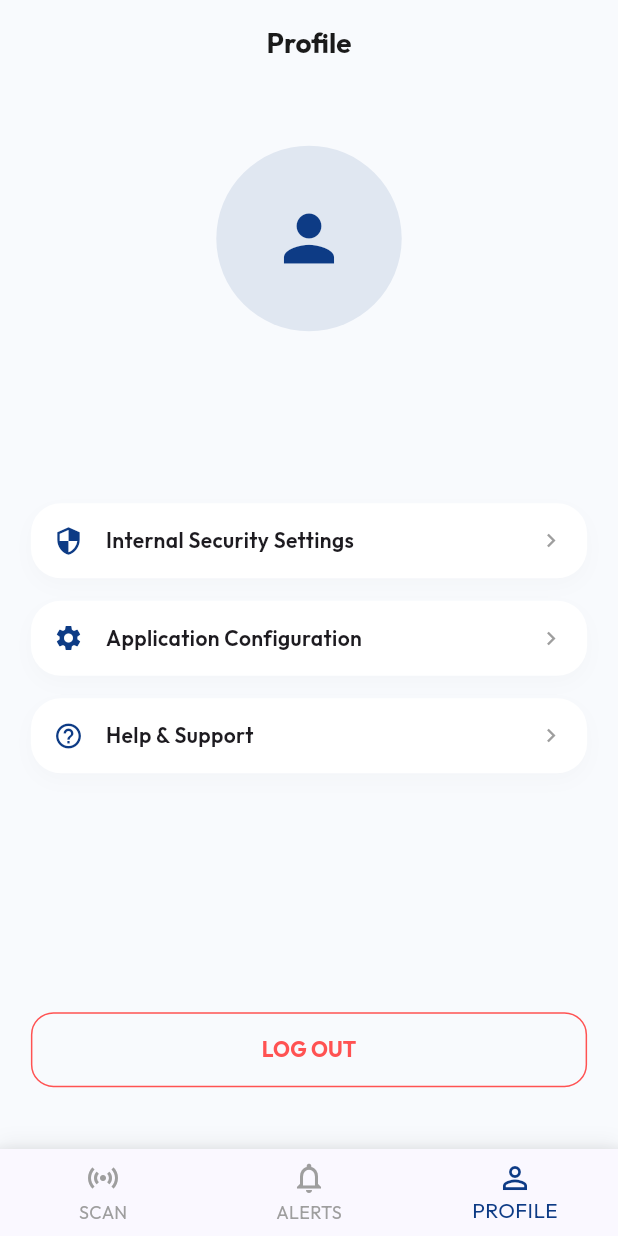
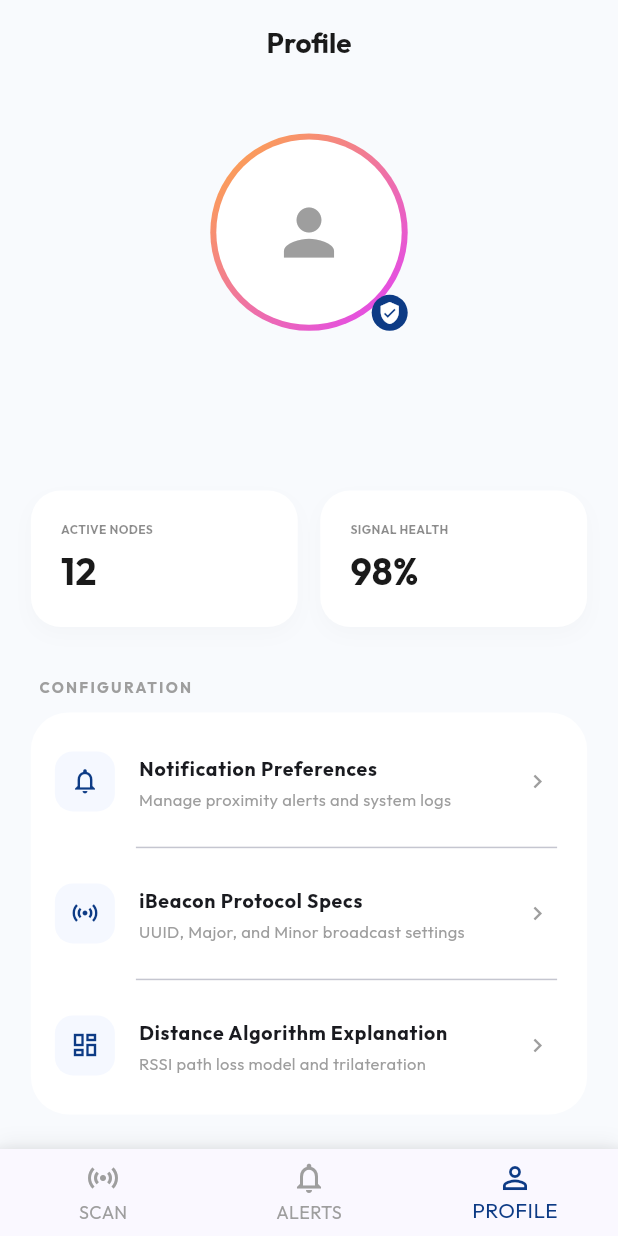
Before and after one commit to 11Ramesh/blicq, a Flutter app: the screen it shows once a user with an empty profile is signed in, item 3 of the bottom bar chosen, on a phone screen of 412 x 824 dp. Run offline on Flutter 3.47's test engine with Material 3 defaults, Android fonts, the phone set to English and light mode, and no system bars; our stand-ins replace bloc, dartz, equatable, firebase_auth, firebase_core, flutter_bloc and 6 more; missing offline and left inert: beacon_scanner; accounts and stored records are empty.

Commit message:
profile wrap my constant widgets

```diff
--- /dev/null
+++ b/lib/core/common/widgets/stat_card_widget.dart
@@ -0,0 +1,61 @@
+import 'package:flutter/material.dart';
+import 'package:blicq/core/constants/size_config.dart';
+import 'package:blicq/core/utils/theme.dart';
+
+class StatCardWidget extends StatelessWidget {
+  final String label;
+  final String value;
+  final Color? backgroundColor;
+  final Color? textColor;
+
+  const StatCardWidget({
+    super.key,
+    required this.label,
+    required this.value,
+    this.backgroundColor,
+    this.textColor,
+  });
+
+  @override
+  Widget build(BuildContext context) {
+    final bgColor = backgroundColor ?? Colors.white;
+    final txtColor = textColor ?? AppTheme.textDark;
+
+    return Container(
+      padding: const EdgeInsets.all(20),
+      decoration: BoxDecoration(
+        color: bgColor,
+        borderRadius: BorderRadius.circular(20),
+        boxShadow: [
+          BoxShadow(
+            color: Colors.black.withOpacity(0.02),
+            blurRadius: 10,
+            offset: const Offset(0, 5),
+          ),
+        ],
+      ),
+      child: Column(
+        crossAxisAlignment: CrossAxisAlignment.start,
+        children: [
+          Text(
+            label,
+            style: TextStyle(
+              color: txtColor.withOpacity(0.5),
+              fontWeight: FontWeight.bold,
+              fontSize: 8,
+            ),
+          ),
+          const SizedBox(height: 5),
+          Text(
+            value,
+            style: TextStyle(
+              color: txtColor,
+              fontWeight: FontWeight.bold,
+              fontSize: SizeConfig.widthPercentage(6),
+            ),
+          ),
+        ],
+      ),
+    );
+  }
+}
--- a/lib/features/auth/presentation/pages/profile_page.dart
+++ b/lib/features/auth/presentation/pages/profile_page.dart
@@ -3,6 +3,10 @@ import 'package:flutter_bloc/flutter_bloc.dart';
 import 'package:blicq/features/auth/presentation/bloc/auth_bloc.dart';
 import 'package:blicq/core/constants/size_config.dart';
 import 'package:blicq/core/utils/theme.dart';
+import 'package:blicq/core/common/widgets/stat_card_widget.dart';
+import 'package:blicq/core/common/widgets/text_widget.dart';
+import 'package:blicq/core/common/widgets/sub_text_widget.dart';
+import 'package:blicq/core/common/widgets/primary_button_widget.dart';
 
 class ProfilePage extends StatelessWidget {
   const ProfilePage({super.key});
@@ -11,56 +15,57 @@ class ProfilePage extends StatelessWidget {
   Widget build(BuildContext context) {
     return BlocBuilder<AuthBloc, AuthState>(
       builder: (context, state) {
-        String? name, email, photoUrl;
+        String name = 'Guest User';
+        String email = 'Not signed in';
+        String? photoUrl;
+
         if (state is AuthAuthenticated) {
           name = state.user.name;
           email = state.user.email;
           photoUrl = state.user.photoUrl;
         }
 
-        return Padding(
-          padding: EdgeInsets.symmetric(horizontal: SizeConfig.widthPercentage(5)),
+        return SingleChildScrollView(
           child: Column(
-            crossAxisAlignment: CrossAxisAlignment.center,
             children: [
-              SizedBox(height: SizeConfig.heightPercentage(5)),
-              CircleAvatar(
-                radius: SizeConfig.widthPercentage(15),
-                backgroundColor: AppTheme.primaryBlue.withOpacity(0.1),
-                backgroundImage: photoUrl != null ? NetworkImage(photoUrl) : null,
-                child: photoUrl == null ? Icon(Icons.person, size: 50, color: AppTheme.primaryBlue) : null,
+              SizedBox(height: SizeConfig.heightPercentage(4)),
+              _buildAvatar(photoUrl),
+              SizedBox(height: SizeConfig.heightPercentage(2)),
+              TextWidget(text: name),
+              SubTextWidget(text: email),
+              SizedBox(height: SizeConfig.heightPercentage(4)),
+              Padding(
+                padding: EdgeInsets.symmetric(horizontal: SizeConfig.widthPercentage(5)),
+                child: Row(
+                  children: const [
+                    Expanded(child: StatCardWidget(label: 'ACTIVE NODES', value: '12')),
+                    SizedBox(width: 15),
+                    Expanded(child: StatCardWidget(label: 'SIGNAL HEALTH', value: '98%')),
+                  ],
+                ),
+              ),
+              SizedBox(height: SizeConfig.heightPercentage(4)),
+              _buildConfigurationSection(),
+              SizedBox(height: SizeConfig.heightPercentage(3)),
+              _buildStatusBanner(),
+              SizedBox(height: SizeConfig.heightPercentage(3)),
+              Padding(
+                padding: EdgeInsets.symmetric(horizontal: SizeConfig.widthPercentage(5)),
+                child: PrimaryButtonWidget(
+                  text: 'Sign Out',
+                  icon: Icons.logout,
+                  onPressed: () {
+                    context.read<AuthBloc>().add(AuthBackRequested());
+                  },
+                ),
               ),
               SizedBox(height: SizeConfig.heightPercentage(2)),
               Text(
-                name ?? 'User Name',
+                'VERSION 1.2.0 STABLE',
                 style: TextStyle(
-                  color: AppTheme.textDark,
+                  color: Colors.grey.withOpacity(0.5),
+                  fontSize: 10,
                   fontWeight: FontWeight.bold,
-                  fontSize: SizeConfig.widthPercentage(6),
-                ),
-              ),
-              Text(
-                email ?? 'email@example.com',
-                style: TextStyle(color: AppTheme.textLight, fontSize: SizeConfig.widthPercentage(3.5)),
-              ),
-              SizedBox(height: SizeConfig.heightPercentage(5)),
-              _buildProfileOption(Icons.security, 'Internal Security Settings'),
-              _buildProfileOption(Icons.settings, 'Application Configuration'),
-              _buildProfileOption(Icons.help_outline, 'Help & Support'),
-              const Spacer(),
-              SizedBox(
-                width: double.infinity,
-                child: OutlinedButton(
-                  onPressed: () {
-                    context.read<AuthBloc>().add(AuthBackRequested());
-                  },
-                  style: OutlinedButton.styleFrom(
-                    foregroundColor: Colors.redAccent,
-                    side: const BorderSide(color: Colors.redAccent),
-                    padding: const EdgeInsets.all(15),
-                    shape: RoundedRectangleBorder(borderRadius: BorderRadius.circular(15)),
-                  ),
-                  child: const Text('LOG OUT', style: TextStyle(fontWeight: FontWeight.bold)),
                 ),
               ),
               SizedBox(height: SizeConfig.heightPercentage(5)),
@@ -71,30 +76,107 @@ class ProfilePage extends StatelessWidget {
     );
   }
 
-  Widget _buildProfileOption(IconData icon, String label) {
-    return Container(
-      margin: const EdgeInsets.only(bottom: 15),
-      padding: const EdgeInsets.all(15),
-      decoration: BoxDecoration(
-        color: Colors.white,
-        borderRadius: BorderRadius.circular(20),
-        boxShadow: [
-          BoxShadow(
-            color: Colors.black.withOpacity(0.02),
-            blurRadius: 10,
-            offset: const Offset(0, 5),
+  Widget _buildAvatar(String? photoUrl) {
+    return Stack(
+      alignment: Alignment.bottomRight,
+      children: [
+        Container(
+          padding: const EdgeInsets.all(4),
+          decoration: BoxDecoration(
+            shape: BoxShape.circle,
+            gradient: const LinearGradient(
+              colors: [Colors.orangeAccent, Colors.purpleAccent],
+              begin: Alignment.topLeft,
+              end: Alignment.bottomRight,
+            ),
           ),
-        ],
-      ),
-      child: Row(
+          child: CircleAvatar(
+            radius: SizeConfig.widthPercentage(15),
+            backgroundColor: Colors.white,
+            backgroundImage: photoUrl != null ? NetworkImage(photoUrl) : null,
+            child: photoUrl == null ? const Icon(Icons.person, size: 50, color: Colors.grey) : null,
+          ),
+        ),
+        Container(
+          padding: const EdgeInsets.all(4),
+          decoration: const BoxDecoration(
+            color: AppTheme.primaryBlue,
+            shape: BoxShape.circle,
+          ),
+          child: const Icon(Icons.verified_user, color: Colors.white, size: 16),
+        ),
+      ],
+    );
+  }
+
+  Widget _buildConfigurationSection() {
+    return Padding(
+      padding: EdgeInsets.symmetric(horizontal: SizeConfig.widthPercentage(5)),
+      child: Column(
+        crossAxisAlignment: CrossAxisAlignment.start,
         children: [
-          Icon(icon, color: AppTheme.primaryBlue, size: 20),
-          const SizedBox(width: 15),
-          Text(label, style: const TextStyle(fontWeight: FontWeight.w600)),
-          const Spacer(),
-          const Icon(Icons.chevron_right, color: Colors.grey, size: 18),
+          const Padding(
+            padding: EdgeInsets.only(left: 5, bottom: 10),
+            child: Text(
+              'CONFIGURATION',
+              style: TextStyle(color: Colors.grey, fontWeight: FontWeight.bold, fontSize: 10, letterSpacing: 1.5),
+            ),
+          ),
+          Container(
+            padding: const EdgeInsets.symmetric(vertical: 10),
+            decoration: BoxDecoration(color: Colors.white, borderRadius: BorderRadius.circular(25)),
+            child: Column(
+              children: [
+                _buildListTile(Icons.notifications_none, 'Notification Preferences', 'Manage proximity alerts and system logs'),
+                const Divider(indent: 70, endIndent: 20),
+                _buildListTile(Icons.sensors, 'iBeacon Protocol Specs', 'UUID, Major, and Minor broadcast settings'),
+                const Divider(indent: 70, endIndent: 20),
+                _buildListTile(Icons.dashboard_outlined, 'Distance Algorithm Explanation', 'RSSI path loss model and trilateration'),
+              ],
+            ),
+          ),
         ],
       ),
     );
   }
+
+  Widget _buildListTile(IconData icon, String title, String subtitle) {
+    return ListTile(
+      leading: Container(
+        padding: const EdgeInsets.all(10),
+        decoration: BoxDecoration(color: const Color(0xFFF5F8FF), borderRadius: BorderRadius.circular(12)),
+        child: Icon(icon, color: AppTheme.primaryBlue, size: 20),
+      ),
+      title: Text(title, style: const TextStyle(fontWeight: FontWeight.bold, fontSize: 13)),
+      subtitle: Text(subtitle, style: const TextStyle(color: Colors.grey, fontSize: 11)),
+      trailing: const Icon(Icons.chevron_right, color: Colors.grey, size: 18),
+    );
+  }
+
+  Widget _buildStatusBanner() {
+    return Padding(
+      padding: EdgeInsets.symmetric(horizontal: SizeConfig.widthPercentage(5)),
+      child: Container(
+        padding: const EdgeInsets.all(15),
+        decoration: BoxDecoration(color: const Color(0xFFFFCC33).withOpacity(0.8), borderRadius: BorderRadius.circular(20)),
+        child: Row(
+          children: [
+            Container(
+              padding: const EdgeInsets.all(8),
+              decoration: const BoxDecoration(color: Colors.white, shape: BoxShape.circle),
+              child: const Icon(Icons.radar, color: Color(0xFFFF9900), size: 18),
+            ),
+            const SizedBox(width: 15),
+            Column(
+              crossAxisAlignment: CrossAxisAlignment.start,
+              children: [
+                const Text('BACKGROUND SCAN ACTIVE', style: TextStyle(fontWeight: FontWeight.bold, fontSize: 10, letterSpacing: 0.5)),
+                Text('Precision Tracking: 0.2m variance', style: TextStyle(color: Colors.black.withOpacity(0.6), fontSize: 11)),
+              ],
+            ),
+          ],
+        ),
+      ),
+    );
+  }
 }
```
Also changed, not shown: lib/features/auth/presentation/pages/scan_page.dart (+17 -93 lines).
